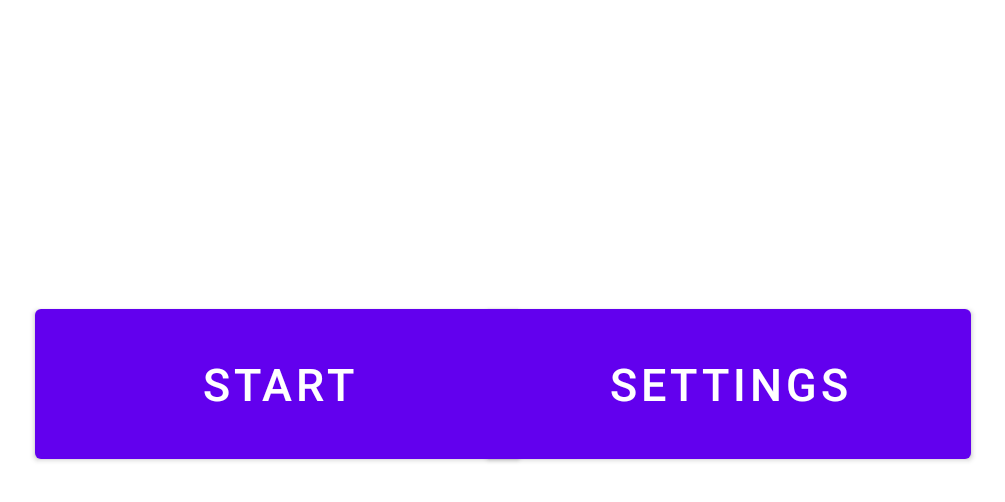
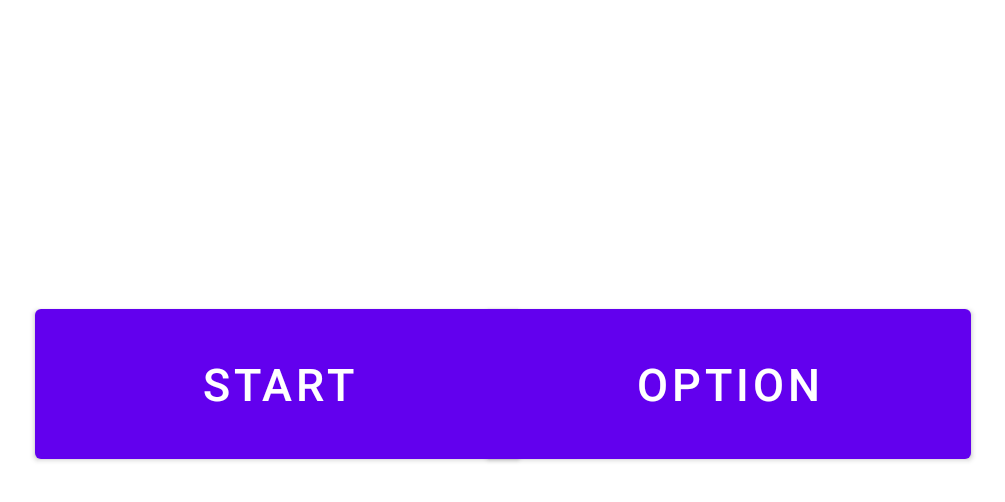
Before and after one commit to seyoung13/Android-Programming-4-1, an Android app: the screen it shows after launch (MainActivity), on a phone screen of 824 x 412 dp (held sideways). Shown: the top 502 px of the screen, without its empty margins (115-1120 px from the left). Run offline under Robolectric (Android 15) with nearby library versions, the phone set to English and light mode, and no system bars.

Commit message:
옵션 버튼 이름 수정, 디펜스 액티비티 추가

```diff
--- a/TermProject/app/src/main/java/kr/ac/kpu/sgp02/termproject/MainActivity.java
+++ b/TermProject/app/src/main/java/kr/ac/kpu/sgp02/termproject/MainActivity.java
@@ -6,7 +6,6 @@ import android.content.Intent;
 import android.os.Bundle;
 import android.view.View;
 import android.widget.FrameLayout;
-import android.widget.LinearLayout;
 
 public class MainActivity extends AppCompatActivity {
     FrameLayout frameTitle, frameSettings;
@@ -17,24 +16,30 @@ public class MainActivity extends AppCompatActivity {
         setContentView(R.layout.activity_main);
 
         frameTitle = findViewById(R.id.frameTitle);
-        frameSettings = findViewById(R.id.frameSettings);
+        frameSettings = findViewById(R.id.frameOption);
 
-        frameTitle.setVisibility(View.VISIBLE);
-        frameSettings.setVisibility(View.INVISIBLE);
+        hideOptions();
     }
 
     public void onBtnStart(View view){
         startActivity(new Intent(MainActivity.this, StageSelectionActivity.class));
     }
 
-    public void onBtnSettings(View view){
+    private void showOptions() {
         frameTitle.setVisibility(View.INVISIBLE);
         frameSettings.setVisibility(View.VISIBLE);
     }
 
-    public void onBtnCloseSettings(View view){
+    private void hideOptions() {
         frameTitle.setVisibility(View.VISIBLE);
         frameSettings.setVisibility(View.INVISIBLE);
     }
 
+    public void onBtnOption(View view){
+        showOptions();
+    }
+
+    public void onBtnCloseSettings(View view){
+        hideOptions();
+    }
 }
--- a/TermProject/app/src/main/res/layout/activity_main.xml
+++ b/TermProject/app/src/main/res/layout/activity_main.xml
@@ -15,7 +15,7 @@
         />
 
     <FrameLayout
-        android:id="@+id/frameSettings"
+        android:id="@+id/frameOption"
         android:layout_width="match_parent"
         android:layout_height="match_parent"
         android:layout_marginVertical="60dp"
@@ -71,7 +71,7 @@
             />
 
         <Button
-            android:id="@+id/btnSettings"
+            android:id="@+id/btnOption"
             android:layout_width="match_parent"
             android:layout_height="match_parent"
 
@@ -80,10 +80,10 @@
             android:layout_marginLeft="400dp"
             android:layout_marginRight="100dp"
 
-            android:text="Settings"
+            android:text="Option"
             android:textSize="30dp"
 
-            android:onClick="onBtnSettings"
+            android:onClick="onBtnOption"
             />
 
     </FrameLayout>
```
Also changed, not shown: TermProject/app/src/main/java/kr/ac/kpu/sgp02/termproject/StageSelectionActivity.java (+7 -0 lines), TermProject/app/src/main/res/layout/activity_stage_selection.xml (+10 -6 lines).
